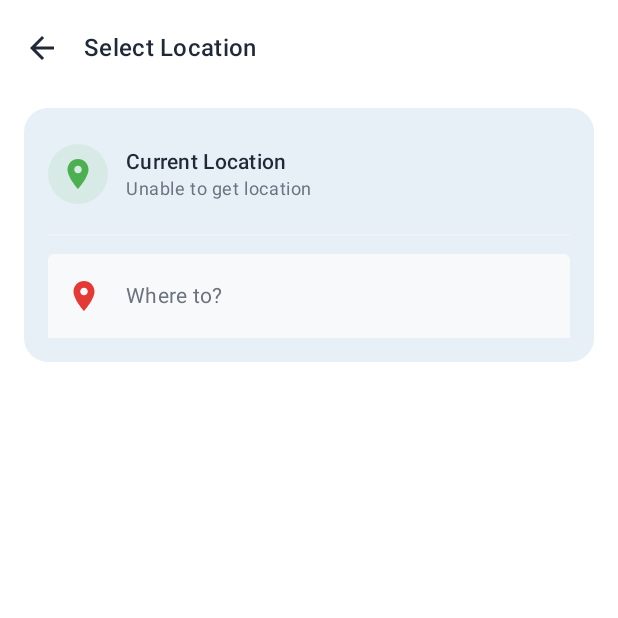
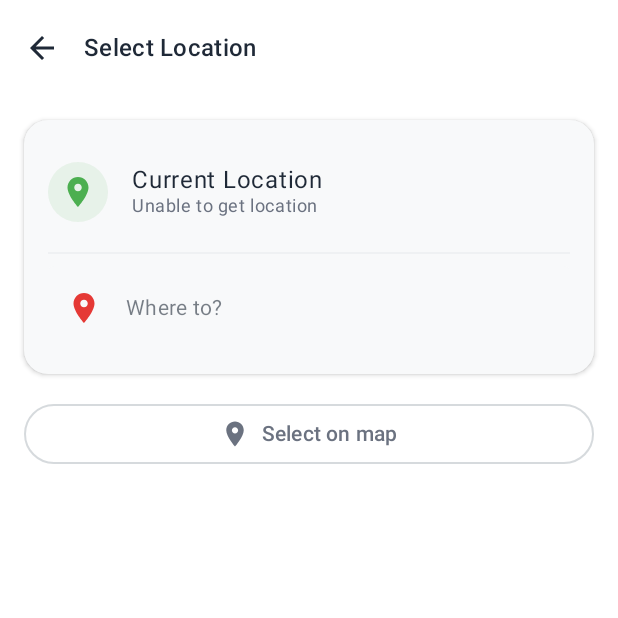
Before and after one commit to Ayush-Kotlin-Dev/TranXporter, an Android app built with Jetpack Compose: the composable LocationSelectionScreen shown on its own in the app's theme, on a phone screen of 412 x 824 dp, the top half of it. Run offline under Robolectric (Android 15) with nearby library versions, the phone set to English and light mode, and no system bars.

Commit message:
LocationViewModel created for sharing locations across screens

```diff
--- a/app/src/main/java/com/ayush/tranxporter/core/di/AppModule.kt
+++ b/app/src/main/java/com/ayush/tranxporter/core/di/AppModule.kt
@@ -1,7 +1,9 @@
 package com.ayush.tranxporter.core.di
 
+import androidx.lifecycle.ViewModel
 import com.ayush.tranxporter.MainActivityViewModel
 import com.ayush.tranxporter.auth.di.authModule
+import com.ayush.tranxporter.user.presentation.location.LocationSelectionViewModel
 import org.koin.core.module.dsl.viewModel
 import org.koin.dsl.module
 
@@ -10,4 +12,5 @@ val appModule = module {
     includes(authModule)
     includes(coreModule)
     viewModel { MainActivityViewModel(get()) }
+    viewModel {  LocationSelectionViewModel() }
 }
--- a/app/src/main/java/com/ayush/tranxporter/core/presentation/util/PermissionUtils.kt
+++ b/app/src/main/java/com/ayush/tranxporter/core/presentation/util/PermissionUtils.kt
@@ -12,7 +12,7 @@ import kotlinx.coroutines.Dispatchers
 import kotlinx.coroutines.tasks.await
 import kotlinx.coroutines.withContext
 import java.util.Locale
-import com.google.android.gms.maps.model.LatLng
+import com.google.android.gms.maps.model.LatLng  // Use this instead of com.google.type.LatLng
 
 object PermissionUtils {
     // Permission definitions
--- a/app/src/main/java/com/ayush/tranxporter/user/LocationSelectionScreen.kt
+++ b/app/src/main/java/com/ayush/tranxporter/user/LocationSelectionScreen.kt
@@ -37,8 +37,13 @@ import java.util.Locale
 import androidx.compose.material3.AlertDialog
 import androidx.compose.material3.TextButton
 import android.Manifest
+import androidx.compose.foundation.BorderStroke
 import com.ayush.tranxporter.core.presentation.util.PermissionUtils
-
+import com.ayush.tranxporter.user.presentation.location.LocationSelectionViewModel
+import org.koin.androidx.compose.koinViewModel
+enum class TextFieldType {
+    PICKUP, DROP, NONE
+}
 // LocationSelectionScreen Composable
 @OptIn(ExperimentalMaterial3Api::class)
 @Composable
@@ -52,7 +57,11 @@ fun LocationSelectionScreen(navController: NavHostController) {
     var hasLocationPermission by remember {
         mutableStateOf(PermissionUtils.checkLocationPermission(context))
     }
+    val viewModel = koinViewModel<LocationSelectionViewModel>()
     var showPermissionDialog by remember { mutableStateOf(false) }
+    var activeTextField by remember { mutableStateOf<TextFieldType>(TextFieldType.NONE) }
+
+
 
     // Permission launcher
     val locationPermissionLauncher = rememberLauncherForActivityResult(
@@ -67,11 +76,18 @@ fun LocationSelectionScreen(navController: NavHostController) {
     }
 
     // Get current location when permission is granted
+    // Update the LaunchedEffect for location
+    // Get current location when permission is granted
     LaunchedEffect(hasLocationPermission) {
         if (hasLocationPermission) {
             PermissionUtils.getCurrentLocation(context)?.let { location ->
                 currentLocation = location
+                viewModel.updateCurrentLocation(location)  // Changed this line
                 currentAddress = PermissionUtils.getAddressFromLocation(context, location)
+                // If pickup isn't set yet, set it as current location
+                if (viewModel.pickupLocation == null) {
+                    viewModel.setPickupLocation(location, currentAddress)
+                }
             } ?: run {
                 currentAddress = "Unable to get location"
             }
@@ -135,7 +151,7 @@ fun LocationSelectionScreen(navController: NavHostController) {
     LaunchedEffect(Unit) {
         val fusedLocationClient = LocationServices.getFusedLocationProviderClient(context)
         try {
-            val permissionCheck = context.checkSelfPermission(android.Manifest.permission.ACCESS_FINE_LOCATION)
+            val permissionCheck = context.checkSelfPermission(Manifest.permission.ACCESS_FINE_LOCATION)
             if (permissionCheck == android.content.pm.PackageManager.PERMISSION_GRANTED) {
                 val location = fusedLocationClient.lastLocation.await()
                 location?.let {
@@ -197,13 +213,17 @@ fun LocationSelectionScreen(navController: NavHostController) {
                 .padding(padding)
         ) {
             // Location Selection Card
-            Surface(
+            Card(
                 modifier = Modifier
                     .fillMaxWidth()
-                    .padding(horizontal = 16.dp, vertical = 8.dp),
+                    .padding(16.dp),
                 shape = RoundedCornerShape(16.dp),
-                color = MaterialTheme.colorScheme.surface,
-                tonalElevation = 2.dp
+                colors = CardDefaults.cardColors(
+                    containerColor = MaterialTheme.colorScheme.surface
+                ),
+                elevation = CardDefaults.cardElevation(
+                    defaultElevation = 2.dp
+                )
             ) {
                 Column(
                     modifier = Modifier.padding(16.dp)
@@ -212,12 +232,15 @@ fun LocationSelectionScreen(navController: NavHostController) {
                     Row(
                         modifier = Modifier
                             .fillMaxWidth()
-                            .clickable {
+                            .clickable(
+                                enabled = hasLocationPermission,
+                                onClick = {
                                     if (!hasLocationPermission) {
                                         showPermissionDialog = true
                                     }
                                 }
-                            .padding(vertical = 8.dp),
+                            )
+                            .padding(vertical = 12.dp),
                         verticalAlignment = Alignment.CenterVertically
                     ) {
                         Box(
@@ -236,16 +259,18 @@ fun LocationSelectionScreen(navController: NavHostController) {
                                 modifier = Modifier.size(24.dp)
                             )
                         }
-                        Spacer(modifier = Modifier.width(12.dp))
+                        Spacer(modifier = Modifier.width(16.dp))
                         Column {
                             Text(
-                                "Current Location",
-                                style = MaterialTheme.typography.bodyMedium.copy(
-                                    fontWeight = FontWeight.SemiBold
-                                )
+                                text = "Current Location",
+                                style = MaterialTheme.typography.bodyLarge,
+                                color = if (hasLocationPermission)
+                                    MaterialTheme.colorScheme.onSurface
+                                else
+                                    MaterialTheme.colorScheme.onSurface.copy(alpha = 0.6f)
                             )
                             Text(
-                                currentAddress,
+                                text = currentAddress,
                                 style = MaterialTheme.typography.bodySmall,
                                 color = MaterialTheme.colorScheme.onSurfaceVariant,
                                 maxLines = 2,
@@ -256,22 +281,25 @@ fun LocationSelectionScreen(navController: NavHostController) {
 
                     Divider(
                         modifier = Modifier
-                            .padding(vertical = 12.dp)
-                            .fillMaxWidth(),
-                        color = MaterialTheme.colorScheme.surfaceVariant.copy(alpha = 0.5f)
+                            .padding(vertical = 8.dp)
+                            .fillMaxWidth()
                     )
 
-                    // Search TextField
+                    // Drop Location TextField
                     TextField(
                         value = searchQuery,
-                        onValueChange = { searchQuery = it },
+                        onValueChange = {
+                            searchQuery = it
+                            activeTextField = TextFieldType.DROP
+                        },
                         modifier = Modifier
                             .fillMaxWidth()
                             .height(56.dp),
                         placeholder = {
                             Text(
                                 "Where to?",
-                                style = MaterialTheme.typography.bodyMedium
+                                style = MaterialTheme.typography.bodyMedium,
+                                color = MaterialTheme.colorScheme.onSurface.copy(alpha = 0.6f)
                             )
                         },
                         leadingIcon = {
@@ -317,30 +345,47 @@ fun LocationSelectionScreen(navController: NavHostController) {
                     )
                 }
             }
-
+            // Select on Map Button
+            OutlinedButton(
+                onClick = { navController.navigate("map") },
+                modifier = Modifier
+                    .fillMaxWidth()
+                    .padding(horizontal = 16.dp),
+                shape = RoundedCornerShape(24.dp),
+                border = BorderStroke(1.dp, MaterialTheme.colorScheme.outline.copy(alpha = 0.5f))
+            ) {
+                Icon(
+                    Icons.Default.Place,
+                    contentDescription = null,
+                    modifier = Modifier.size(20.dp)
+                )
+                Spacer(modifier = Modifier.width(8.dp))
+                Text("Select on map")
+            }
             // Predictions List
             LazyColumn(
                 modifier = Modifier.fillMaxWidth(),
                 contentPadding = PaddingValues(vertical = 8.dp)
             ) {
+                // Update the predictions list handler
                 items(predictions) { prediction ->
                     LocationSuggestionItem(
                         prediction = prediction,
                         onItemClick = {
-                            if (currentLocation == null) {
-                                Toast.makeText(
-                                    context,
-                                    "Please enable location services to continue",
-                                    Toast.LENGTH_SHORT
-                                ).show()
+                            val latLng = LatLng(prediction.latitude, prediction.longitude)
+                            if (activeTextField == TextFieldType.PICKUP) {
+                                viewModel.setPickupLocation(latLng, prediction.mainText)
                             } else {
+                                viewModel.setDropLocation(latLng, prediction.mainText)
+                                if (viewModel.pickupLocation != null) {
                                     navController.navigate(
                                         "booking?" +
-                                            "pickup_lat=${currentLocation?.latitude}&" +
-                                            "pickup_lng=${currentLocation?.longitude}&" +
-                                            "drop_lat=${prediction.latitude}&" +
-                                            "drop_lng=${prediction.longitude}"
+                                                "pickup_lat=${viewModel.pickupLocation?.latLng?.latitude}&" +
+                                                "pickup_lng=${viewModel.pickupLocation?.latLng?.longitude}&" +
+                                                "drop_lat=${latLng.latitude}&" +
+                                                "drop_lng=${latLng.longitude}"
                                     )
+                                }
                             }
                         }
                     )
@@ -403,7 +448,55 @@ private fun LocationSuggestionItem(
         }
     }
 }
-
+@Composable
+private fun RecentLocationItem(
+    prediction: PlacePrediction,
+    onItemClick: () -> Unit
+) {
+    Row(
+        modifier = Modifier
+            .fillMaxWidth()
+            .clickable(onClick = onItemClick)
+            .padding(vertical = 12.dp),
+        verticalAlignment = Alignment.CenterVertically
+    ) {
+        Box(
+            modifier = Modifier
+                .size(40.dp)
+                .background(
+                    color = MaterialTheme.colorScheme.surfaceVariant.copy(alpha = 0.3f),
+                    shape = CircleShape
+                ),
+            contentAlignment = Alignment.Center
+        ) {
+            Icon(
+                Icons.Default.LocationOn,
+                contentDescription = null,
+                modifier = Modifier.size(24.dp),
+                tint = MaterialTheme.colorScheme.onSurfaceVariant
+            )
+        }
+        Spacer(modifier = Modifier.width(16.dp))
+        Column(modifier = Modifier.weight(1f)) {
+            Text(
+                text = prediction.mainText,
+                style = MaterialTheme.typography.bodyLarge
+            )
+            Text(
+                text = prediction.secondaryText,
+                style = MaterialTheme.typography.bodyMedium,
+                color = MaterialTheme.colorScheme.onSurfaceVariant
+            )
+        }
+        IconButton(onClick = { /* Handle favorite */ }) {
+            Icon(
+                Icons.Default.FavoriteBorder,
+                contentDescription = "Favorite",
+                tint = MaterialTheme.colorScheme.onSurfaceVariant
+            )
+        }
+    }
+}
 // Function to get address from location
 private suspend fun getAddressFromLocation(context: Context, latLng: LatLng): String {
     return withContext(Dispatchers.IO) {
--- /dev/null
+++ b/app/src/main/java/com/ayush/tranxporter/user/presentation/location/LocationViewModel.kt
@@ -0,0 +1,49 @@
+package com.ayush.tranxporter.user.presentation.location
+
+import androidx.compose.runtime.getValue
+import androidx.compose.runtime.mutableStateOf
+import androidx.compose.runtime.setValue
+import androidx.lifecycle.ViewModel
+import com.google.android.gms.maps.model.LatLng
+
+class LocationSelectionViewModel : ViewModel() {
+    var pickupLocation by mutableStateOf<LocationDetails?>(null)
+        private set
+
+    var dropLocation by mutableStateOf<LocationDetails?>(null)
+        private set
+
+    private var _currentUserLocation by mutableStateOf<LatLng?>(null)
+    val currentUserLocation: LatLng? get() = _currentUserLocation
+
+    // Use backing property for isSelectingPickup as well
+    private var _isSelectingPickup by mutableStateOf(true)
+    val isSelectingPickup: Boolean get() = _isSelectingPickup
+
+    data class LocationDetails(
+        val latLng: LatLng,
+        val address: String
+    )
+
+    fun setPickupLocation(latLng: LatLng, address: String) {
+        pickupLocation = LocationDetails(latLng, address)
+    }
+
+    fun setDropLocation(latLng: LatLng, address: String) {
+        dropLocation = LocationDetails(latLng, address)
+    }
+
+    fun updateCurrentLocation(latLng: LatLng) {
+        _currentUserLocation = latLng
+    }
+
+    // Renamed to avoid conflict
+    fun updateSelectionMode(isPickup: Boolean) {
+        _isSelectingPickup = isPickup
+    }
+
+    fun clearLocations() {
+        pickupLocation = null
+        dropLocation = null
+    }
+}
```
Lines whose indentation alone changed are shown as unchanged.
